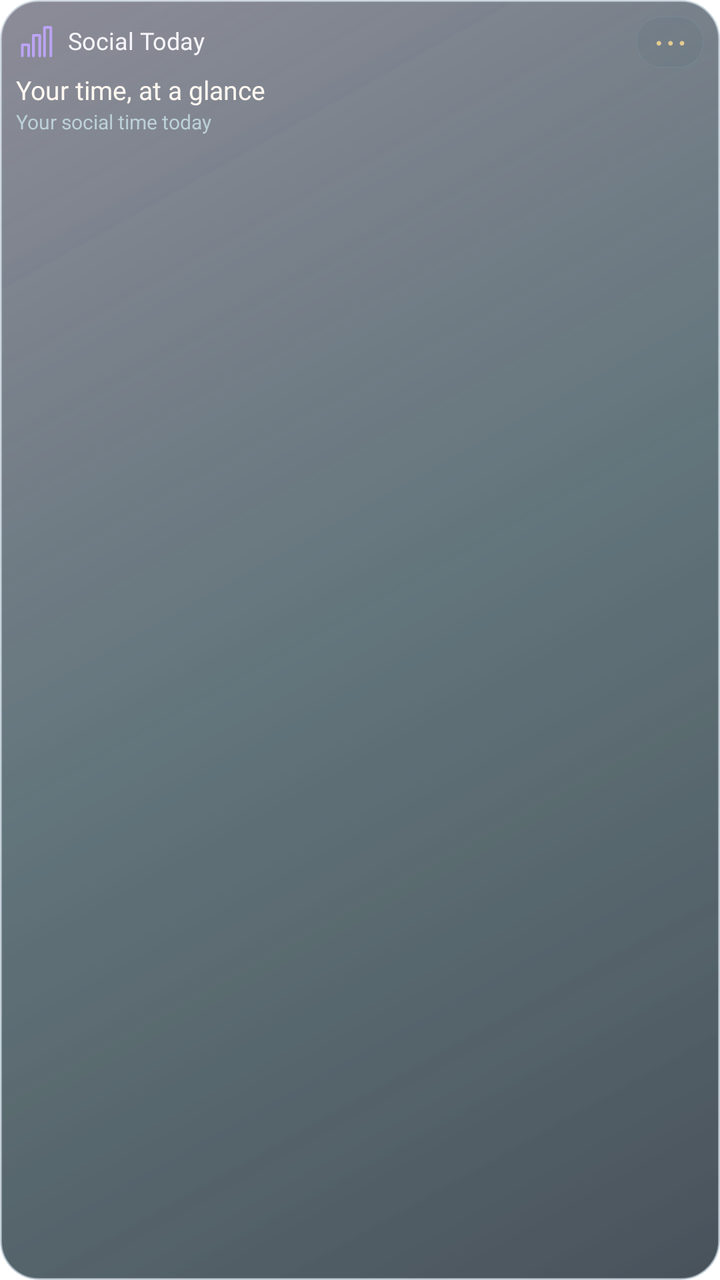
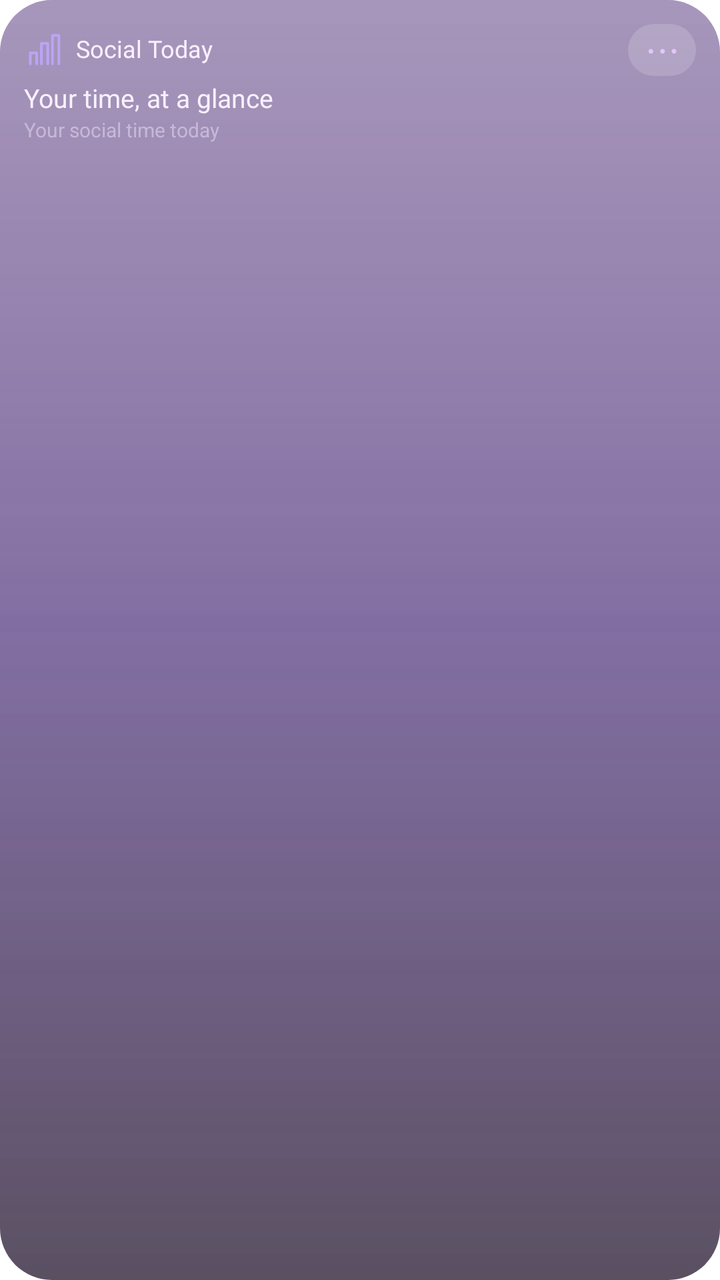

Compare the two renders of this Android layout. The source of the first and the diff that turns it into the second are given below.
<!-- AndroidManifest.xml: application theme Theme.Lumen -->
<!-- res/layout/widget_preview_social.xml -->
<?xml version='1.0' encoding='utf-8'?>
<LinearLayout xmlns:android="http://schemas.android.com/apk/res/android" android:id="@+id/widget_root" android:layout_width="match_parent" android:layout_height="match_parent" android:orientation="vertical" android:padding="8dp" android:background="@drawable/widget_glass_dark_balanced">
    <LinearLayout android:layout_width="match_parent" android:layout_height="wrap_content" android:orientation="horizontal" android:gravity="center_vertical">
        <ImageView android:id="@+id/widget_icon" android:layout_width="19dp" android:layout_height="19dp" android:contentDescription="@null" android:src="@drawable/widget_ic_social" />
        <TextView android:id="@+id/widget_title" android:layout_width="0dp" android:layout_weight="1" android:layout_height="wrap_content" android:layout_marginStart="7dp" android:text="@string/widget_social" android:textColor="#F6F5FA" android:textSize="12sp" android:fontFamily="@font/outfit_medium" android:maxLines="1" android:ellipsize="end" android:includeFontPadding="false" />
        <TextView android:id="@+id/widget_action" android:layout_width="34dp" android:layout_height="26dp" android:gravity="center" android:text="@string/widget_more" android:textSize="19sp" android:textColor="#E4CB91" android:contentDescription="@string/widget_open" android:background="@drawable/widget_control" android:includeFontPadding="false" />
    </LinearLayout>
    <TextView android:id="@+id/widget_detail" android:layout_width="match_parent" android:layout_height="wrap_content" android:layout_marginTop="4dp" android:text="@string/widget_preview_social_detail" android:textColor="#FFF8F1" android:textSize="13sp" android:fontFamily="@font/outfit_medium" android:maxLines="2" android:ellipsize="end" android:visibility="visible" android:includeFontPadding="false" />
    <Chronometer android:id="@+id/widget_timer" android:layout_width="match_parent" android:layout_height="24dp" android:textColor="#FFF8F1" android:textSize="20sp" android:fontFamily="@font/outfit_medium" android:visibility="gone" android:includeFontPadding="false" />
    <TextView android:id="@+id/widget_status" android:layout_width="match_parent" android:layout_height="wrap_content" android:layout_marginTop="2dp" android:textColor="#BCD0D8" android:textSize="10sp" android:maxLines="2" android:ellipsize="end" android:text="@string/widget_preview_social_status" android:visibility="visible" android:includeFontPadding="false" />
    <LinearLayout android:id="@+id/widget_photos" android:layout_width="match_parent" android:layout_height="30dp" android:layout_marginTop="4dp" android:orientation="horizontal" android:gravity="center_vertical" android:visibility="gone">
        <ImageView android:id="@+id/widget_photo1" android:layout_width="0dp" android:layout_weight="1" android:layout_height="28dp" android:layout_marginEnd="4dp" android:scaleType="centerCrop" android:background="@drawable/widget_photo_frame" android:contentDescription="@string/widget_photo" android:visibility="gone" />
        <ImageView android:id="@+id/widget_photo2" android:layout_width="0dp" android:layout_weight="1" android:layout_height="28dp" android:layout_marginEnd="4dp" android:scaleType="centerCrop" android:background="@drawable/widget_photo_frame" android:contentDescription="@string/widget_photo" android:visibility="gone" />
        <ImageView android:id="@+id/widget_photo3" android:layout_width="0dp" android:layout_weight="1" android:layout_height="28dp" android:layout_marginEnd="4dp" android:scaleType="centerCrop" android:background="@drawable/widget_photo_frame" android:contentDescription="@string/widget_photo" android:visibility="gone" />
        <ImageView android:id="@+id/widget_photo4" android:layout_width="0dp" android:layout_weight="1" android:layout_height="28dp" android:layout_marginEnd="4dp" android:scaleType="centerCrop" android:background="@drawable/widget_photo_frame" android:contentDescription="@string/widget_photo" android:visibility="gone" />
    </LinearLayout>
    <LinearLayout android:id="@+id/widget_photo_names" android:layout_width="match_parent" android:layout_height="12dp" android:orientation="horizontal" android:visibility="gone">
        <TextView android:id="@+id/widget_person1" android:layout_width="0dp" android:layout_weight="1" android:layout_height="match_parent" android:textColor="#BCD0D8" android:textSize="9sp" android:gravity="center" android:maxLines="1" android:ellipsize="end" android:includeFontPadding="false" />
        <TextView android:id="@+id/widget_person2" android:layout_width="0dp" android:layout_weight="1" android:layout_height="match_parent" android:textColor="#BCD0D8" android:textSize="9sp" android:gravity="center" android:maxLines="1" android:ellipsize="end" android:includeFontPadding="false" />
        <TextView android:id="@+id/widget_person3" android:layout_width="0dp" android:layout_weight="1" android:layout_height="match_parent" android:textColor="#BCD0D8" android:textSize="9sp" android:gravity="center" android:maxLines="1" android:ellipsize="end" android:includeFontPadding="false" />
        <TextView android:id="@+id/widget_person4" android:layout_width="0dp" android:layout_weight="1" android:layout_height="match_parent" android:textColor="#BCD0D8" android:textSize="9sp" android:gravity="center" android:maxLines="1" android:ellipsize="end" android:includeFontPadding="false" />
    </LinearLayout>
    <LinearLayout android:id="@+id/widget_row1" android:layout_width="match_parent" android:layout_height="24dp" android:orientation="horizontal" android:gravity="center_vertical" android:visibility="gone">
        <TextView android:id="@+id/widget_check1" android:layout_width="34dp" android:layout_height="match_parent" android:text="@string/widget_circle" android:textColor="#E4CB91" android:textSize="22sp" android:gravity="center_vertical" android:includeFontPadding="false" />
        <TextView android:id="@+id/widget_task1" android:layout_width="0dp" android:layout_weight="1" android:layout_height="wrap_content" android:textColor="#FFF8F1" android:textSize="12sp" android:maxLines="1" android:ellipsize="end" android:includeFontPadding="false" />
    </LinearLayout>
    <LinearLayout android:id="@+id/widget_row2" android:layout_width="match_parent" android:layout_height="24dp" android:orientation="horizontal" android:gravity="center_vertical" android:visibility="gone">
        <TextView android:id="@+id/widget_check2" android:layout_width="34dp" android:layout_height="match_parent" android:text="@string/widget_circle" android:textColor="#E4CB91" android:textSize="22sp" android:gravity="center_vertical" android:includeFontPadding="false" />
        <TextView android:id="@+id/widget_task2" android:layout_width="0dp" android:layout_weight="1" android:layout_height="wrap_content" android:textColor="#FFF8F1" android:textSize="12sp" android:maxLines="1" android:ellipsize="end" android:includeFontPadding="false" />
    </LinearLayout>
    <TextView android:id="@+id/widget_button" android:layout_width="match_parent" android:layout_height="28dp" android:layout_marginTop="4dp" android:gravity="center" android:textColor="#28251D" android:fontFamily="@font/outfit_medium" android:textSize="12sp" android:background="@drawable/widget_pill" android:visibility="gone" android:text="@string/widget_preview_social_button" android:includeFontPadding="false" />
    <ProgressBar android:id="@+id/widget_meter" android:layout_width="match_parent" android:layout_height="4dp" android:layout_marginTop="8dp" android:max="100" android:progressTint="#E4CB91" android:progressBackgroundTint="#334E6C72" android:visibility="gone" style="?android:attr/progressBarStyleHorizontal" />
</LinearLayout>
<!-- resources referenced by this layout -->
<resources>
  <!-- drawable widget_control (drawable) -->
  <shape xmlns:android="http://schemas.android.com/apk/res/android">
      <corners android:radius="14dp"/>
      <solid android:color="#153F5960"/>
      <stroke android:width="0.6dp" android:color="#337B9BA8"/>
  </shape>
  <!-- drawable widget_glass_dark_balanced (drawable) -->
  <?xml version='1.0' encoding='utf-8'?>
  <layer-list xmlns:android="http://schemas.android.com/apk/res/android">
      <item>
          <shape>
              <corners android:radius="19dp" />
              <gradient android:angle="315" android:startColor="#B939394E" android:centerColor="#B9243B43" android:endColor="#C5131F2A" />
              <stroke android:width="1dp" android:color="#A4BAC7D3" />
          </shape>
      </item>
      <item>
          <shape>
              <corners android:radius="19dp" />
              <gradient android:angle="315" android:startColor="#32FFFFFF" android:centerColor="#087DD8E4" android:endColor="#002C2748" />
          </shape>
      </item>
  </layer-list>
  <!-- drawable widget_ic_social (drawable) -->
  <vector xmlns:android="http://schemas.android.com/apk/res/android" android:width="24dp" android:height="24dp" android:viewportWidth="24" android:viewportHeight="24"><path android:pathData="M4,21 L4,14 L8,14 L8,21 M11,21 L11,8 L15,8 L15,21 M18,21 L18,3 L22,3 L22,21" android:fillColor="@android:color/transparent" android:strokeColor="#BBA4F4" android:strokeWidth="1.7" android:strokeLineCap="round" android:strokeLineJoin="round" /></vector>
  <!-- drawable widget_photo_frame (drawable) -->
  <shape xmlns:android="http://schemas.android.com/apk/res/android"><corners android:radius="12dp"/><solid android:color="#262F424B"/></shape>
  <!-- drawable widget_pill (drawable) -->
  <shape xmlns:android="http://schemas.android.com/apk/res/android"><corners android:radius="24dp"/><gradient android:angle="0" android:startColor="#EAD8A7" android:endColor="#DCC28A"/></shape>
  <string name="widget_circle">○</string>
  <string name="widget_more">⋯</string>
  <string name="widget_open">Open widget</string>
  <string name="widget_photo">Photo</string>
  <string name="widget_preview_social_button" />
  <string name="widget_preview_social_detail">Your time, at a glance</string>
  <string name="widget_preview_social_status">Your social time today</string>
  <string name="widget_social">Social Today</string>
  <style name="Theme.Lumen" parent="android:Theme.Material.NoActionBar">
          <item name="android:windowShowWallpaper">true</item>
          <item name="android:windowBackground">@android:color/transparent</item>
          <item name="android:colorBackgroundCacheHint">@null</item>
          <item name="android:statusBarColor">@android:color/transparent</item>
          <item name="android:navigationBarColor">@android:color/transparent</item>
          <item name="android:windowDrawsSystemBarBackgrounds">true</item>
          <item name="android:windowLightStatusBar">false</item>
      </style>
</resources>

<!-- the commit's change to res/layout/widget_preview_social.xml (unified diff, before → after) -->
@@ -1,13 +1,13 @@
 <?xml version='1.0' encoding='utf-8'?>
-<LinearLayout xmlns:android="http://schemas.android.com/apk/res/android" android:id="@+id/widget_root" android:layout_width="match_parent" android:layout_height="match_parent" android:orientation="vertical" android:padding="8dp" android:background="@drawable/widget_glass_dark_balanced">
+<LinearLayout xmlns:android="http://schemas.android.com/apk/res/android" android:id="@+id/widget_root" android:layout_width="match_parent" android:layout_height="match_parent" android:orientation="vertical" android:padding="12dp" android:background="@drawable/widget_glass_dark_balanced">
     <LinearLayout android:layout_width="match_parent" android:layout_height="wrap_content" android:orientation="horizontal" android:gravity="center_vertical">
         <ImageView android:id="@+id/widget_icon" android:layout_width="19dp" android:layout_height="19dp" android:contentDescription="@null" android:src="@drawable/widget_ic_social" />
-        <TextView android:id="@+id/widget_title" android:layout_width="0dp" android:layout_weight="1" android:layout_height="wrap_content" android:layout_marginStart="7dp" android:text="@string/widget_social" android:textColor="#F6F5FA" android:textSize="12sp" android:fontFamily="@font/outfit_medium" android:maxLines="1" android:ellipsize="end" android:includeFontPadding="false" />
-        <TextView android:id="@+id/widget_action" android:layout_width="34dp" android:layout_height="26dp" android:gravity="center" android:text="@string/widget_more" android:textSize="19sp" android:textColor="#E4CB91" android:contentDescription="@string/widget_open" android:background="@drawable/widget_control" android:includeFontPadding="false" />
+        <TextView android:id="@+id/widget_title" android:layout_width="0dp" android:layout_weight="1" android:layout_height="wrap_content" android:layout_marginStart="7dp" android:text="@string/widget_social" android:textColor="#F8F1FF" android:textSize="12sp" android:fontFamily="@font/outfit_medium" android:maxLines="1" android:ellipsize="end" android:includeFontPadding="false" />
+        <TextView android:id="@+id/widget_action" android:layout_width="34dp" android:layout_height="26dp" android:gravity="center" android:text="@string/widget_more" android:textSize="19sp" android:textColor="#E4C6FF" android:contentDescription="@string/widget_open" android:background="@drawable/widget_control" android:includeFontPadding="false" />
     </LinearLayout>
-    <TextView android:id="@+id/widget_detail" android:layout_width="match_parent" android:layout_height="wrap_content" android:layout_marginTop="4dp" android:text="@string/widget_preview_social_detail" android:textColor="#FFF8F1" android:textSize="13sp" android:fontFamily="@font/outfit_medium" android:maxLines="2" android:ellipsize="end" android:visibility="visible" android:includeFontPadding="false" />
-    <Chronometer android:id="@+id/widget_timer" android:layout_width="match_parent" android:layout_height="24dp" android:textColor="#FFF8F1" android:textSize="20sp" android:fontFamily="@font/outfit_medium" android:visibility="gone" android:includeFontPadding="false" />
-    <TextView android:id="@+id/widget_status" android:layout_width="match_parent" android:layout_height="wrap_content" android:layout_marginTop="2dp" android:textColor="#BCD0D8" android:textSize="10sp" android:maxLines="2" android:ellipsize="end" android:text="@string/widget_preview_social_status" android:visibility="visible" android:includeFontPadding="false" />
+    <TextView android:id="@+id/widget_detail" android:layout_width="match_parent" android:layout_height="wrap_content" android:layout_marginTop="4dp" android:text="@string/widget_preview_social_detail" android:textColor="#F8F1FF" android:textSize="13sp" android:fontFamily="@font/outfit_medium" android:maxLines="2" android:ellipsize="end" android:visibility="visible" android:includeFontPadding="false" />
+    <Chronometer android:id="@+id/widget_timer" android:layout_width="match_parent" android:layout_height="24dp" android:textColor="#F8F1FF" android:textSize="20sp" android:fontFamily="@font/outfit_medium" android:visibility="gone" android:includeFontPadding="false" />
+    <TextView android:id="@+id/widget_status" android:layout_width="match_parent" android:layout_height="wrap_content" android:layout_marginTop="2dp" android:textColor="#C8B8D8" android:textSize="10sp" android:maxLines="2" android:ellipsize="end" android:text="@string/widget_preview_social_status" android:visibility="visible" android:includeFontPadding="false" />
     <LinearLayout android:id="@+id/widget_photos" android:layout_width="match_parent" android:layout_height="30dp" android:layout_marginTop="4dp" android:orientation="horizontal" android:gravity="center_vertical" android:visibility="gone">
         <ImageView android:id="@+id/widget_photo1" android:layout_width="0dp" android:layout_weight="1" android:layout_height="28dp" android:layout_marginEnd="4dp" android:scaleType="centerCrop" android:background="@drawable/widget_photo_frame" android:contentDescription="@string/widget_photo" android:visibility="gone" />
         <ImageView android:id="@+id/widget_photo2" android:layout_width="0dp" android:layout_weight="1" android:layout_height="28dp" android:layout_marginEnd="4dp" android:scaleType="centerCrop" android:background="@drawable/widget_photo_frame" android:contentDescription="@string/widget_photo" android:visibility="gone" />
@@ -15,19 +15,19 @@
         <ImageView android:id="@+id/widget_photo4" android:layout_width="0dp" android:layout_weight="1" android:layout_height="28dp" android:layout_marginEnd="4dp" android:scaleType="centerCrop" android:background="@drawable/widget_photo_frame" android:contentDescription="@string/widget_photo" android:visibility="gone" />
     </LinearLayout>
     <LinearLayout android:id="@+id/widget_photo_names" android:layout_width="match_parent" android:layout_height="12dp" android:orientation="horizontal" android:visibility="gone">
-        <TextView android:id="@+id/widget_person1" android:layout_width="0dp" android:layout_weight="1" android:layout_height="match_parent" android:textColor="#BCD0D8" android:textSize="9sp" android:gravity="center" android:maxLines="1" android:ellipsize="end" android:includeFontPadding="false" />
-        <TextView android:id="@+id/widget_person2" android:layout_width="0dp" android:layout_weight="1" android:layout_height="match_parent" android:textColor="#BCD0D8" android:textSize="9sp" android:gravity="center" android:maxLines="1" android:ellipsize="end" android:includeFontPadding="false" />
-        <TextView android:id="@+id/widget_person3" android:layout_width="0dp" android:layout_weight="1" android:layout_height="match_parent" android:textColor="#BCD0D8" android:textSize="9sp" android:gravity="center" android:maxLines="1" android:ellipsize="end" android:includeFontPadding="false" />
-        <TextView android:id="@+id/widget_person4" android:layout_width="0dp" android:layout_weight="1" android:layout_height="match_parent" android:textColor="#BCD0D8" android:textSize="9sp" android:gravity="center" android:maxLines="1" android:ellipsize="end" android:includeFontPadding="false" />
+        <TextView android:id="@+id/widget_person1" android:layout_width="0dp" android:layout_weight="1" android:layout_height="match_parent" android:textColor="#C8B8D8" android:textSize="9sp" android:gravity="center" android:maxLines="1" android:ellipsize="end" android:includeFontPadding="false" />
+        <TextView android:id="@+id/widget_person2" android:layout_width="0dp" android:layout_weight="1" android:layout_height="match_parent" android:textColor="#C8B8D8" android:textSize="9sp" android:gravity="center" android:maxLines="1" android:ellipsize="end" android:includeFontPadding="false" />
+        <TextView android:id="@+id/widget_person3" android:layout_width="0dp" android:layout_weight="1" android:layout_height="match_parent" android:textColor="#C8B8D8" android:textSize="9sp" android:gravity="center" android:maxLines="1" android:ellipsize="end" android:includeFontPadding="false" />
+        <TextView android:id="@+id/widget_person4" android:layout_width="0dp" android:layout_weight="1" android:layout_height="match_parent" android:textColor="#C8B8D8" android:textSize="9sp" android:gravity="center" android:maxLines="1" android:ellipsize="end" android:includeFontPadding="false" />
     </LinearLayout>
     <LinearLayout android:id="@+id/widget_row1" android:layout_width="match_parent" android:layout_height="24dp" android:orientation="horizontal" android:gravity="center_vertical" android:visibility="gone">
-        <TextView android:id="@+id/widget_check1" android:layout_width="34dp" android:layout_height="match_parent" android:text="@string/widget_circle" android:textColor="#E4CB91" android:textSize="22sp" android:gravity="center_vertical" android:includeFontPadding="false" />
-        <TextView android:id="@+id/widget_task1" android:layout_width="0dp" android:layout_weight="1" android:layout_height="wrap_content" android:textColor="#FFF8F1" android:textSize="12sp" android:maxLines="1" android:ellipsize="end" android:includeFontPadding="false" />
+        <TextView android:id="@+id/widget_check1" android:layout_width="34dp" android:layout_height="match_parent" android:text="@string/widget_circle" android:textColor="#E4C6FF" android:textSize="22sp" android:gravity="center_vertical" android:includeFontPadding="false" />
+        <TextView android:id="@+id/widget_task1" android:layout_width="0dp" android:layout_weight="1" android:layout_height="wrap_content" android:textColor="#F8F1FF" android:textSize="12sp" android:maxLines="1" android:ellipsize="end" android:includeFontPadding="false" />
     </LinearLayout>
     <LinearLayout android:id="@+id/widget_row2" android:layout_width="match_parent" android:layout_height="24dp" android:orientation="horizontal" android:gravity="center_vertical" android:visibility="gone">
-        <TextView android:id="@+id/widget_check2" android:layout_width="34dp" android:layout_height="match_parent" android:text="@string/widget_circle" android:textColor="#E4CB91" android:textSize="22sp" android:gravity="center_vertical" android:includeFontPadding="false" />
-        <TextView android:id="@+id/widget_task2" android:layout_width="0dp" android:layout_weight="1" android:layout_height="wrap_content" android:textColor="#FFF8F1" android:textSize="12sp" android:maxLines="1" android:ellipsize="end" android:includeFontPadding="false" />
+        <TextView android:id="@+id/widget_check2" android:layout_width="34dp" android:layout_height="match_parent" android:text="@string/widget_circle" android:textColor="#E4C6FF" android:textSize="22sp" android:gravity="center_vertical" android:includeFontPadding="false" />
+        <TextView android:id="@+id/widget_task2" android:layout_width="0dp" android:layout_weight="1" android:layout_height="wrap_content" android:textColor="#F8F1FF" android:textSize="12sp" android:maxLines="1" android:ellipsize="end" android:includeFontPadding="false" />
     </LinearLayout>
-    <TextView android:id="@+id/widget_button" android:layout_width="match_parent" android:layout_height="28dp" android:layout_marginTop="4dp" android:gravity="center" android:textColor="#28251D" android:fontFamily="@font/outfit_medium" android:textSize="12sp" android:background="@drawable/widget_pill" android:visibility="gone" android:text="@string/widget_preview_social_button" android:includeFontPadding="false" />
-    <ProgressBar android:id="@+id/widget_meter" android:layout_width="match_parent" android:layout_height="4dp" android:layout_marginTop="8dp" android:max="100" android:progressTint="#E4CB91" android:progressBackgroundTint="#334E6C72" android:visibility="gone" style="?android:attr/progressBarStyleHorizontal" />
+    <TextView android:id="@+id/widget_button" android:layout_width="match_parent" android:layout_height="28dp" android:layout_marginTop="4dp" android:gravity="center" android:textColor="#2A1048" android:fontFamily="@font/outfit_medium" android:textSize="12sp" android:background="@drawable/widget_pill" android:visibility="gone" android:text="@string/widget_preview_social_button" android:includeFontPadding="false" />
+    <ProgressBar android:id="@+id/widget_meter" android:layout_width="match_parent" android:layout_height="4dp" android:layout_marginTop="8dp" android:max="100" android:progressTint="#C084FC" android:progressBackgroundTint="#33E4C6FF" android:visibility="gone" style="?android:attr/progressBarStyleHorizontal" />
 </LinearLayout>
<!-- resource entries referenced after the edit -->
@@ -1,34 +1,53 @@
 <!-- resources referenced by this layout -->
 <resources>
   <!-- drawable widget_control (drawable) -->
+  <?xml version="1.0" encoding="utf-8"?>
   <shape xmlns:android="http://schemas.android.com/apk/res/android">
-      <corners android:radius="14dp"/>
-      <solid android:color="#153F5960"/>
-      <stroke android:width="0.6dp" android:color="#337B9BA8"/>
+      <corners android:radius="16dp" />
+      <solid android:color="#28FFFFFF" />
   </shape>
   <!-- drawable widget_glass_dark_balanced (drawable) -->
-  <?xml version='1.0' encoding='utf-8'?>
+  <?xml version="1.0" encoding="utf-8"?>
   <layer-list xmlns:android="http://schemas.android.com/apk/res/android">
       <item>
           <shape>
-              <corners android:radius="19dp" />
-              <gradient android:angle="315" android:startColor="#B939394E" android:centerColor="#B9243B43" android:endColor="#C5131F2A" />
-              <stroke android:width="1dp" android:color="#A4BAC7D3" />
+              <corners android:radius="26dp" />
+              <gradient
+                  android:angle="270"
+                  android:startColor="#993B1568"
+                  android:centerColor="#A62E1060"
+                  android:endColor="#B314061F" />
           </shape>
       </item>
       <item>
           <shape>
-              <corners android:radius="19dp" />
-              <gradient android:angle="315" android:startColor="#32FFFFFF" android:centerColor="#087DD8E4" android:endColor="#002C2748" />
+              <corners android:radius="26dp" />
+              <gradient
+                  android:angle="270"
+                  android:startColor="#40FFFFFF"
+                  android:centerColor="#18E4C6FF"
+                  android:endColor="#00FFFFFF" />
           </shape>
       </item>
   </layer-list>
   <!-- drawable widget_ic_social (drawable) -->
   <vector xmlns:android="http://schemas.android.com/apk/res/android" android:width="24dp" android:height="24dp" android:viewportWidth="24" android:viewportHeight="24"><path android:pathData="M4,21 L4,14 L8,14 L8,21 M11,21 L11,8 L15,8 L15,21 M18,21 L18,3 L22,3 L22,21" android:fillColor="@android:color/transparent" android:strokeColor="#BBA4F4" android:strokeWidth="1.7" android:strokeLineCap="round" android:strokeLineJoin="round" /></vector>
   <!-- drawable widget_photo_frame (drawable) -->
-  <shape xmlns:android="http://schemas.android.com/apk/res/android"><corners android:radius="12dp"/><solid android:color="#262F424B"/></shape>
+  <?xml version="1.0" encoding="utf-8"?>
+  <shape xmlns:android="http://schemas.android.com/apk/res/android">
+      <corners android:radius="16dp" />
+      <solid android:color="#3314061F" />
+  </shape>
   <!-- drawable widget_pill (drawable) -->
-  <shape xmlns:android="http://schemas.android.com/apk/res/android"><corners android:radius="24dp"/><gradient android:angle="0" android:startColor="#EAD8A7" android:endColor="#DCC28A"/></shape>
+  <?xml version="1.0" encoding="utf-8"?>
+  <shape xmlns:android="http://schemas.android.com/apk/res/android">
+      <corners android:radius="22dp" />
+      <gradient
+          android:angle="0"
+          android:startColor="#E9D5FF"
+          android:centerColor="#D8B4FE"
+          android:endColor="#F0ABFC" />
+  </shape>
   <string name="widget_circle">○</string>
   <string name="widget_more">⋯</string>
   <string name="widget_open">Open widget</string>
